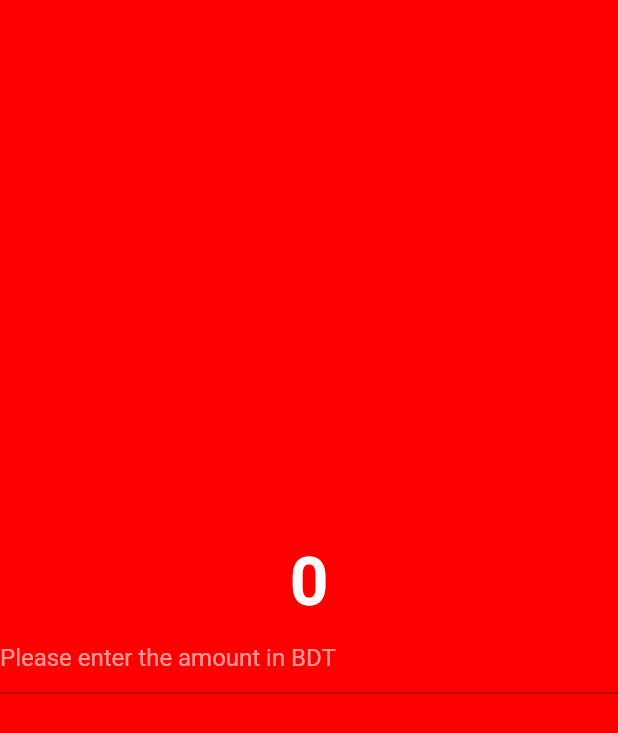
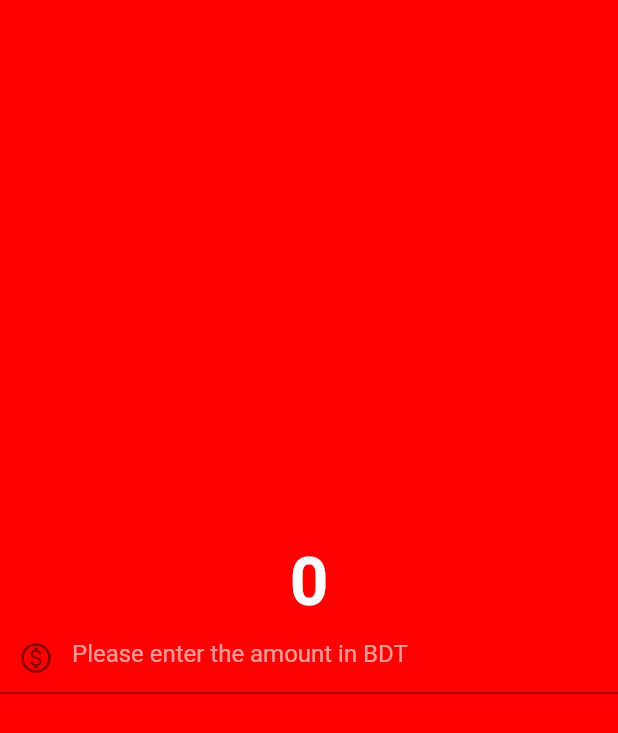
Before and after one commit to naimul-hasan-sabbir/currency_converter, a Flutter app: the screen it shows after launch, on a phone screen of 412 x 824 dp. Shown: the top 733 px of the screen. Run offline on Flutter 3.47's test engine with Material 2 defaults, Android fonts, the phone set to English and light mode, and no system bars.

Commit message:
icon updated

```diff
--- a/lib/pages/currency_converter_material_page.dart
+++ b/lib/pages/currency_converter_material_page.dart
@@ -29,6 +29,7 @@ class CurrencyConverterMaterialPage extends StatelessWidget {
                   hintStyle: TextStyle(
                     color: Colors.white60,
                   ),
+                  prefixIcon: Icon(Icons.monetization_on_outlined),
                 ),
               ),
             ],
```
